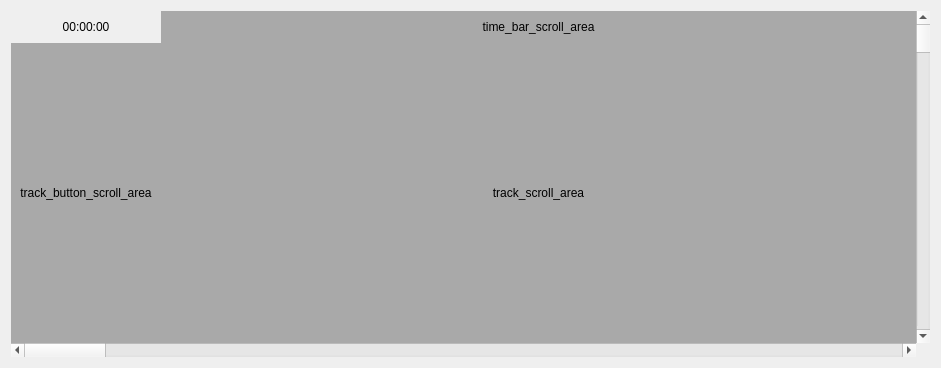
This is code/src/main/resources/base/ui/timeline_scroll_area.ui in felixdittrich92/mission-uncuttable as Qt 5 draws it before an edit. The edited form follows.
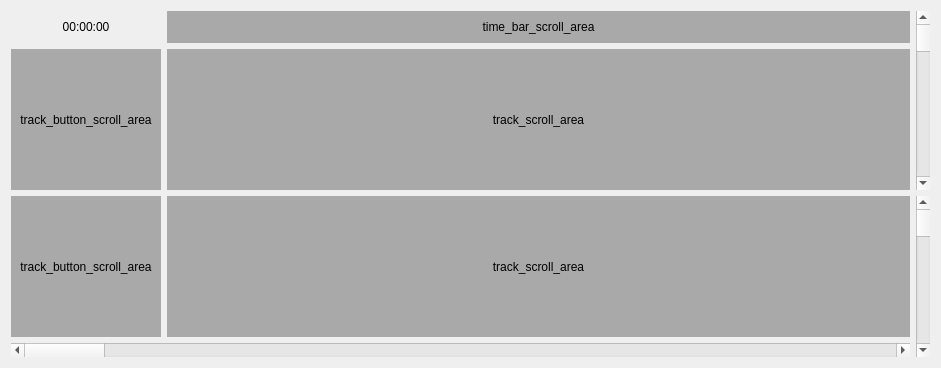
This is the edited form.

```diff
--- a/code/src/main/resources/base/ui/timeline_scroll_area.ui
+++ b/code/src/main/resources/base/ui/timeline_scroll_area.ui
@@ -14,9 +14,16 @@
    <string>Form</string>
   </property>
   <layout class="QGridLayout" name="gridLayout">
-   <property name="spacing">
-    <number>0</number>
-   </property>
+   <item row="0" column="0">
+    <widget class="QLabel" name="time_label">
+     <property name="text">
+      <string>00:00:00</string>
+     </property>
+     <property name="alignment">
+      <set>Qt::AlignCenter</set>
+     </property>
+    </widget>
+   </item>
    <item row="0" column="1">
     <widget class="QWidget" name="time_bar_scroll_area_placeholder" native="true">
      <property name="sizePolicy">
@@ -42,6 +49,13 @@
      </layout>
     </widget>
    </item>
+   <item row="0" column="2" rowspan="2">
+    <widget class="QScrollBar" name="vertical_scroll_bar">
+     <property name="orientation">
+      <enum>Qt::Vertical</enum>
+     </property>
+    </widget>
+   </item>
    <item row="1" column="0">
     <widget class="QWidget" name="track_button_scroll_area_placeholder" native="true">
      <property name="sizePolicy">
@@ -92,24 +106,64 @@
      </layout>
     </widget>
    </item>
-   <item row="0" column="2" rowspan="2">
-    <widget class="QScrollBar" name="vertical_scroll_bar">
+   <item row="2" column="0">
+    <widget class="QWidget" name="track_button_scroll_area_placeholder_2" native="true">
+     <property name="sizePolicy">
+      <sizepolicy hsizetype="Minimum" vsizetype="Ignored">
+       <horstretch>0</horstretch>
+       <verstretch>0</verstretch>
+      </sizepolicy>
+     </property>
+     <property name="styleSheet">
+      <string notr="true">background-color: darkgrey</string>
+     </property>
+     <layout class="QVBoxLayout" name="verticalLayout_5">
+      <item>
+       <widget class="QLabel" name="track_button_frame_namelabel_2">
+        <property name="text">
+         <string>track_button_scroll_area</string>
+        </property>
+        <property name="alignment">
+         <set>Qt::AlignCenter</set>
+        </property>
+       </widget>
+      </item>
+     </layout>
+    </widget>
+   </item>
+   <item row="2" column="1">
+    <widget class="QWidget" name="track_scroll_area_placeholder_2" native="true">
+     <property name="sizePolicy">
+      <sizepolicy hsizetype="Expanding" vsizetype="Expanding">
+       <horstretch>0</horstretch>
+       <verstretch>0</verstretch>
+      </sizepolicy>
+     </property>
+     <property name="styleSheet">
+      <string notr="true">background-color: darkgrey</string>
+     </property>
+     <layout class="QVBoxLayout" name="verticalLayout_4">
+      <item>
+       <widget class="QLabel" name="track_scroll_area_namelabel_2">
+        <property name="text">
+         <string>track_scroll_area</string>
+        </property>
+        <property name="alignment">
+         <set>Qt::AlignCenter</set>
+        </property>
+       </widget>
+      </item>
+     </layout>
+    </widget>
+   </item>
+   <item row="2" column="2" rowspan="2">
+    <widget class="QScrollBar" name="vertical_scroll_bar_2">
      <property name="orientation">
       <enum>Qt::Vertical</enum>
      </property>
     </widget>
    </item>
-   <item row="0" column="0">
-    <widget class="QLabel" name="time_label">
-     <property name="text">
-      <string>00:00:00</string>
-     </property>
-     <property name="alignment">
-      <set>Qt::AlignCenter</set>
-     </property>
-    </widget>
-   </item>
-   <item row="2" column="0" colspan="2">
+   <item row="3" column="0" colspan="2">
     <widget class="QScrollBar" name="horizontal_scroll_bar">
      <property name="orientation">
       <enum>Qt::Horizontal</enum>
```
